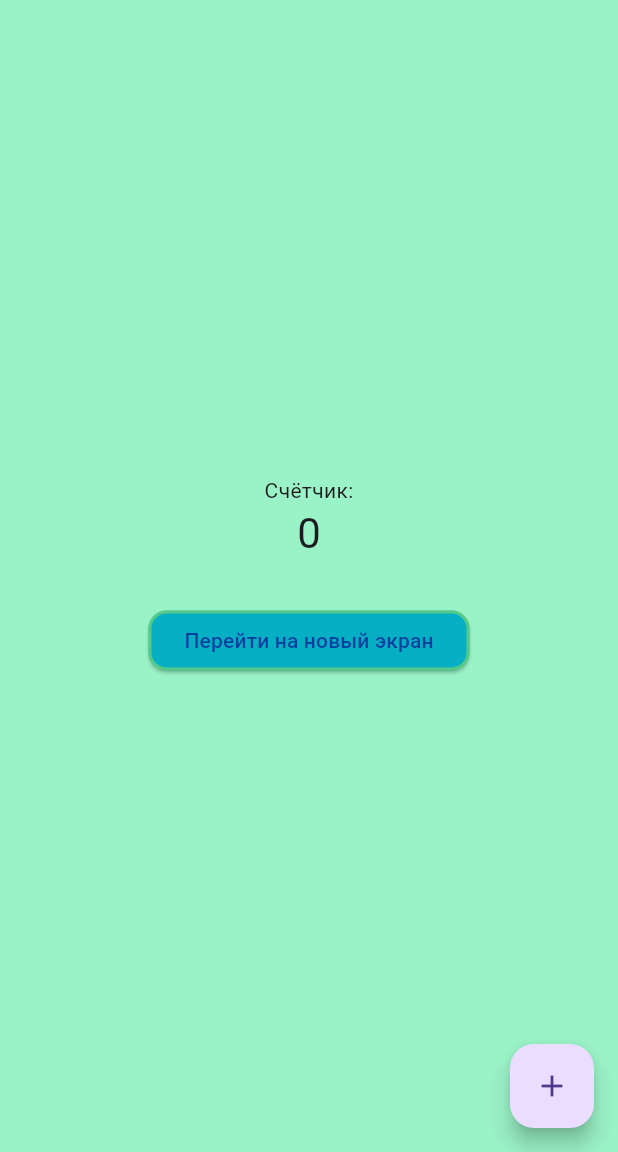
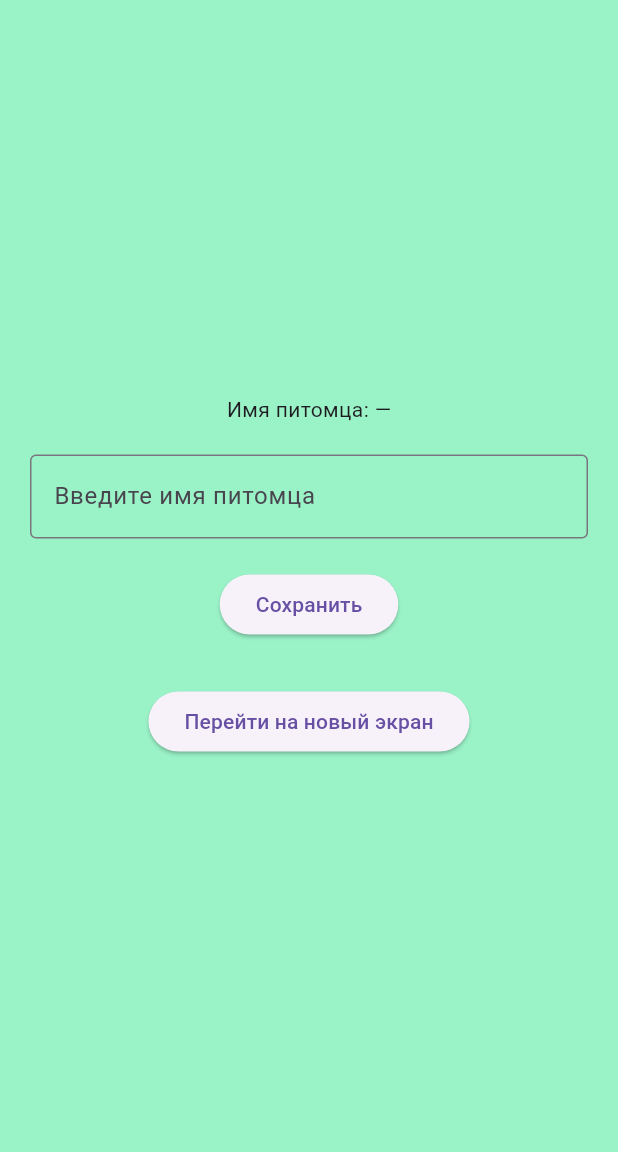
Before and after one commit to 7j0key7/PetLy, a Flutter app: the screen it shows after launch, on a phone screen of 412 x 824 dp, the part 84-1236 px from its top. Run offline on Flutter 3.47's test engine with Material 3 defaults, Android fonts, the phone set to English and light mode, and no system bars; our stand-ins replace shared_preferences.

Commit message:
Добавил SharedPreferences для сохранения имени питомца

```diff
--- a/lib/screens/home_screen.dart
+++ b/lib/screens/home_screen.dart
@@ -1,5 +1,7 @@
 import 'package:flutter/material.dart';
+import 'package:shared_preferences/shared_preferences.dart';
 import 'details_screen.dart';
+
 class HomeScreen extends StatefulWidget {
   const HomeScreen({super.key});
 
@@ -8,12 +10,24 @@
 }
 
 class _HomeScreenState extends State<HomeScreen> {
-    int _counter = 0;
+  String name = '';
+  final controller = TextEditingController();
 
-    void _incrementCounter() {
-      setState(() {
-        _counter++;
-      });
+  @override
+  void initState() {
+    super.initState();
+    loadName();
+  }
+
+  Future<void> loadName() async {
+    final prefs = await SharedPreferences.getInstance();
+    setState(() => name = prefs.getString('name') ?? '');
+  }
+
+  Future<void> saveName() async {
+    final prefs = await SharedPreferences.getInstance();
+    await prefs.setString('name', controller.text);
+    setState(() => name = controller.text);
   }
 
   @override
@@ -21,47 +35,43 @@
     return Scaffold(
       backgroundColor: const Color.fromARGB(255, 154, 242, 199),
       appBar: AppBar(
-          backgroundColor: Color.fromARGB(255, 54, 210, 135),
+        backgroundColor: const Color.fromARGB(255, 54, 210, 135),
         centerTitle: true,
         title: const Text('PetLy'),
       ),
       body: Center(
+        child: Padding(
+          padding: const EdgeInsets.all(20),
           child: Column(
             mainAxisAlignment: MainAxisAlignment.center,
             children: [
-            const Text('Счётчик:'),
-            Text(
-              '$_counter',
-              style: Theme.of(context).textTheme.headlineMedium,
+              Text('Имя питомца: ${name.isEmpty ? "—" : name}'),
+              const SizedBox(height: 20),
+              TextField(
+                controller: controller,
+                decoration: const InputDecoration(
+                  hintText: 'Введите имя питомца',
+                  border: OutlineInputBorder(),
                 ),
-
+              ),
+              const SizedBox(height: 20),
+              ElevatedButton(
+                onPressed: saveName,
+                child: const Text('Сохранить'),
+              ),
               const SizedBox(height: 30),
-
               ElevatedButton(
                 onPressed: () {
                   Navigator.push(
                     context,
-                  MaterialPageRoute(
-                    builder: (context) => const DetailsScreen(),
-                  ),
+                    MaterialPageRoute(builder: (_) => const DetailsScreen()),
                   );
                 },
-              style: ElevatedButton.styleFrom(
-                backgroundColor: const Color.fromARGB(255, 7, 175, 197),
-                foregroundColor: Color.fromARGB(255, 3, 65, 158),
-                side: const BorderSide(color: Color.fromARGB(96, 215, 247, 33), width: 2),
-                shape: RoundedRectangleBorder(
-                borderRadius: BorderRadius.circular(12),
-  ),
-              ),
                 child: const Text('Перейти на новый экран'),
               ),
             ],
           ),
         ),
-      floatingActionButton: FloatingActionButton(
-        onPressed: _incrementCounter,
-        child: const Icon(Icons.add),
       ),
     );
   }
--- a/pubspec.yaml
+++ b/pubspec.yaml
@@ -34,6 +34,7 @@ dependencies:
   # The following adds the Cupertino Icons font to your application.
   # Use with the CupertinoIcons class for iOS style icons.
   cupertino_icons: ^1.0.8
+  shared_preferences: ^2.5.3
 
 dev_dependencies:
   flutter_test:
```
Also changed, not shown: pubspec.lock, 1 other file. Lines whose indentation alone changed are shown as unchanged.
